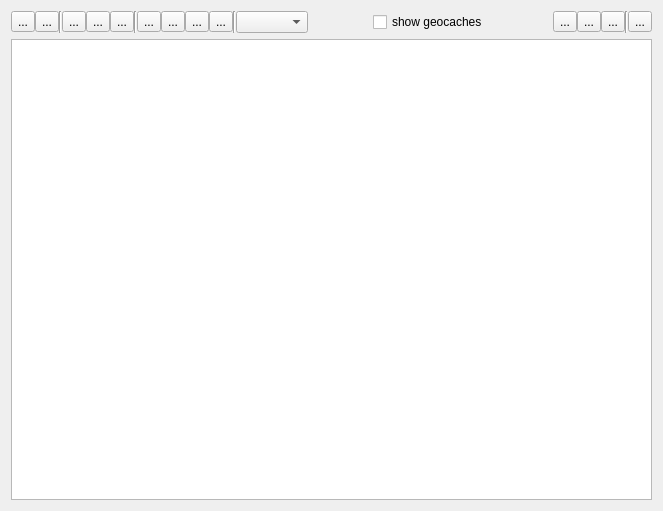
Above: src/IDiaryEdit.ui from ntruchsess/QLandkarteGT before the change. Below: the same form after it.
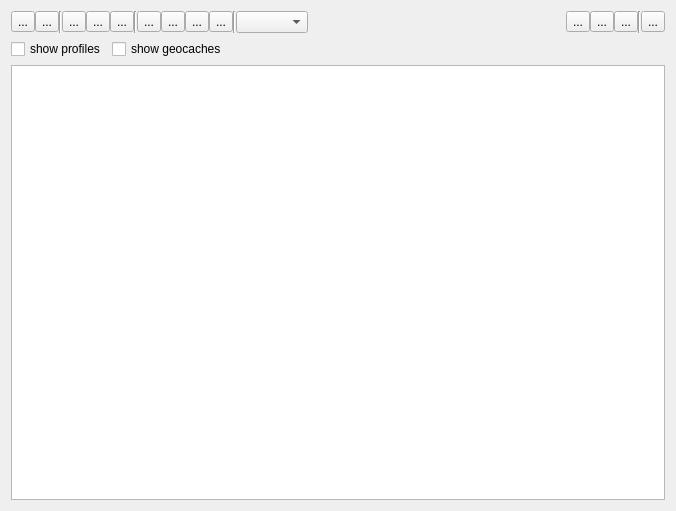
That is the form after the change.

Commit message: add profiles to diary

```diff
--- a/src/IDiaryEdit.ui
+++ b/src/IDiaryEdit.ui
@@ -6,7 +6,7 @@
    <rect>
     <x>0</x>
     <y>0</y>
-    <width>663</width>
+    <width>676</width>
     <height>511</height>
    </rect>
   </property>
@@ -19,7 +19,7 @@
      <property name="spacing">
       <number>0</number>
      </property>
-     <item row="0" column="28">
+     <item row="0" column="27">
       <widget class="QToolButton" name="toolExit">
        <property name="text">
         <string>...</string>
@@ -113,43 +113,36 @@
        </property>
       </widget>
      </item>
-     <item row="0" column="21">
-      <widget class="QCheckBox" name="checkGeoCache">
-       <property name="text">
-        <string>show geocaches</string>
-       </property>
-      </widget>
-     </item>
-     <item row="0" column="23">
+     <item row="0" column="22">
       <widget class="QToolButton" name="toolReload">
        <property name="text">
         <string>...</string>
        </property>
       </widget>
      </item>
-     <item row="0" column="24">
+     <item row="0" column="23">
       <widget class="QToolButton" name="toolSave">
        <property name="text">
         <string>...</string>
        </property>
       </widget>
      </item>
-     <item row="0" column="25">
+     <item row="0" column="24">
       <widget class="QToolButton" name="toolPrint">
        <property name="text">
         <string>...</string>
        </property>
       </widget>
      </item>
-     <item row="0" column="26">
+     <item row="0" column="25">
       <widget class="Line" name="line_3">
        <property name="orientation">
         <enum>Qt::Vertical</enum>
        </property>
       </widget>
      </item>
-     <item row="0" column="22">
-      <spacer name="horizontalSpacer">
+     <item row="0" column="19">
+      <spacer name="horizontalSpacer_2">
        <property name="orientation">
         <enum>Qt::Horizontal</enum>
        </property>
@@ -161,8 +154,26 @@
        </property>
       </spacer>
      </item>
-     <item row="0" column="19">
-      <spacer name="horizontalSpacer_2">
+    </layout>
+   </item>
+   <item>
+    <layout class="QHBoxLayout" name="horizontalLayout">
+     <item>
+      <widget class="QCheckBox" name="checkProfile">
+       <property name="text">
+        <string>show profiles</string>
+       </property>
+      </widget>
+     </item>
+     <item>
+      <widget class="QCheckBox" name="checkGeoCache">
+       <property name="text">
+        <string>show geocaches</string>
+       </property>
+      </widget>
+     </item>
+     <item>
+      <spacer name="horizontalSpacer_3">
        <property name="orientation">
         <enum>Qt::Horizontal</enum>
        </property>
```
The commit also changes 5 other files.
